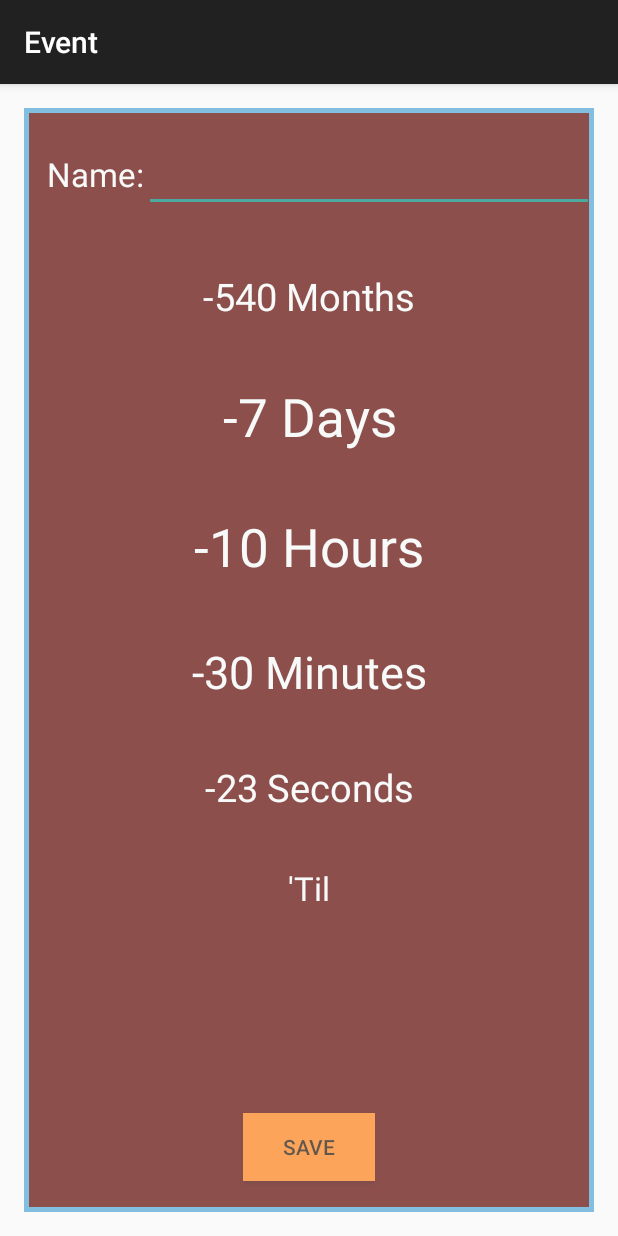
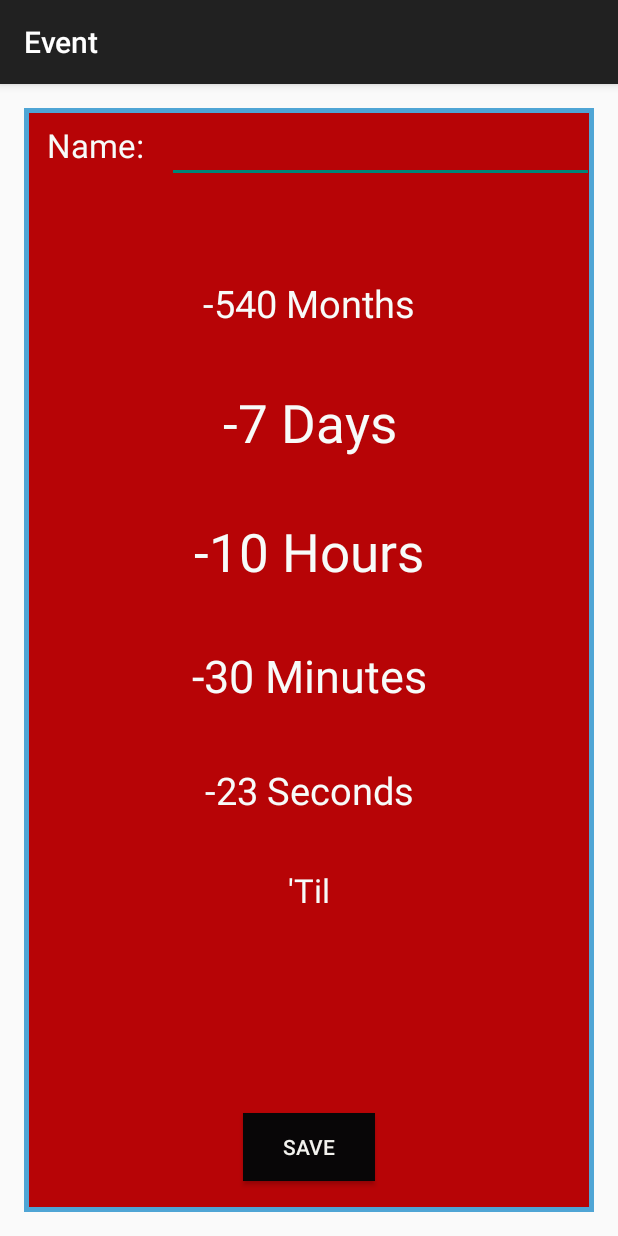
Before and after one commit to msavastano/HowLongTil, an Android app: the HowLongDetail screen opened directly, with no data from a screen before it, after a tap on "SAVE", on a phone screen of 412 x 824 dp. Run offline under Robolectric (Android 15) with nearby library versions, the phone set to English and light mode, and no system bars; 6 statements that could not run were skipped.

Commit message:
beta 4, UI colors, back button defect

```diff
--- a/app/build.gradle
+++ b/app/build.gradle
@@ -8,8 +8,8 @@ android {
         applicationId "com.mikesavastano.howlongtil"
         minSdkVersion 10
         targetSdkVersion 21
-        versionCode 1
-        versionName "1.0.0-beta"
+        versionCode 2
+        versionName "0.0.4-beta"
     }
     buildTypes {
         release {
--- a/app/src/main/java/com/mikesavastano/howlongtil/HowLongDetail.java
+++ b/app/src/main/java/com/mikesavastano/howlongtil/HowLongDetail.java
@@ -5,6 +5,7 @@ import android.os.Message;
 import android.support.v7.app.ActionBarActivity;
 import android.os.Bundle;
 import android.util.Log;
+import android.view.Gravity;
 import android.view.View;
 import android.widget.Button;
 import android.widget.EditText;
@@ -33,6 +34,7 @@ public class HowLongDetail extends ActionBarActivity {
     DateFormat usDateFormat = new SimpleDateFormat("MM/dd/yyyy");
     Thread thdA;
     Button saveButton;
+    Toast toast;
 
     Handler handler = new Handler() {
         /**
@@ -126,12 +128,14 @@ public class HowLongDetail extends ActionBarActivity {
         super.onRestart();
     }
 
+    public void saveEvent (View view) {
 
-    public void saveEvent (View view) {
         EditText EditNAME = (EditText) findViewById(R.id.nameEditText);
         String ename = EditNAME.getText().toString();
         if(ename.isEmpty()){
-            Toast.makeText(getApplicationContext(), R.string.fill_name_text, Toast.LENGTH_LONG).show();
+            toast = toast.makeText(getApplicationContext(), R.string.fill_name_text, Toast.LENGTH_LONG);
+            toast.setGravity(Gravity.CENTER,0,0);
+            toast.show();
         }else {
 
             MyDBHandler dbHandler = new MyDBHandler(this, null, null, 1);
@@ -151,7 +155,9 @@ public class HowLongDetail extends ActionBarActivity {
             }
             EventDate event = new EventDate(eventName, d);
             dbHandler.addEvent(event);
-            Toast.makeText(getApplicationContext(), R.string.saved_text, Toast.LENGTH_LONG).show();
+            toast = toast.makeText(getApplicationContext(), R.string.saved_text, Toast.LENGTH_LONG);
+            toast.setGravity(Gravity.CENTER,0,0);
+            toast.show();
         }
     }
 
--- a/app/src/main/res/drawable/textlines.xml
+++ b/app/src/main/res/drawable/textlines.xml
@@ -1,5 +1,5 @@
 <shape xmlns:android="http://schemas.android.com/apk/res/android" android:shape="rectangle" >
-    <solid android:color="#ff5e0601" />
+    <solid android:color="#ffb70406" />
     <stroke android:width="3dip"
         android:color="#4fa5d5"/>
 </shape>
--- a/app/src/main/res/layout/activity_how_long_detail.xml
+++ b/app/src/main/res/layout/activity_how_long_detail.xml
@@ -17,7 +17,7 @@
         android:id="@+id/linLayoutEventScreen"
         android:focusableInTouchMode="false"
 
-        android:alpha=".7">
+        >
 
         <RelativeLayout
 
@@ -31,21 +31,19 @@
                 android:textAppearance="?android:attr/textAppearanceLarge"
                 android:text="@string/name_text"
                 android:id="@+id/textViewName"
-                android:layout_centerVertical="true"
                 android:textColor="#fff7fbf9"
-                android:paddingLeft="15dp"
-                android:gravity="bottom" />
+                android:layout_alignBaseline="@+id/nameEditText"
+                android:padding="15dp" />
 
             <EditText
                 android:layout_width="match_parent"
                 android:layout_height="wrap_content"
                 android:id="@+id/nameEditText"
                 android:textAppearance="?android:attr/textAppearanceLarge"
-                android:layout_gravity="center"
                 android:layout_toRightOf="@+id/textViewName"
                 android:textColor="#fff7fbf9"
-                android:layout_centerVertical="true"
-                android:gravity="bottom" />
+                android:inputType="text" />
+
         </RelativeLayout>
 
         <TextView
@@ -137,12 +135,10 @@
                 android:id="@+id/saveButton"
                 android:padding="6dp"
                 android:onClick="saveEvent"
-                android:background="#ffff8018"
-
-                android:shadowColor="#ff9a924d"
+                android:background="#ff080607"
                 android:layout_centerVertical="true"
                 android:layout_centerHorizontal="true"
-                 />
+                android:textColor="#fff3f2ee" />
         </RelativeLayout>
 
     </LinearLayout>
--- a/app/src/main/res/layout/activity_saved_events.xml
+++ b/app/src/main/res/layout/activity_saved_events.xml
@@ -22,7 +22,6 @@
         android:layout_height="match_parent"
         android:id="@+id/listViewSavedEvents"
         android:layout_below="@+id/textViewSavedEventsTitle"
-        android:alpha=".7"
         android:padding="4dp"
         android:background="@drawable/textlines" />
 </RelativeLayout>
--- a/app/src/main/res/values/strings.xml
+++ b/app/src/main/res/values/strings.xml
@@ -14,7 +14,7 @@
     <string name="title_activity_saved_events">SavedEvents</string>
     <string name="name_text">Name:</string>
     <string name="thats_today_text">That is Today!</string>
-    <string name="thats_before_today_text">That has already happened!</string>
+    <string name="thats_before_today_text">That\'s already happened!</string>
     <string name="til_text">\'Til</string>
     <string name="deleted_text">Deleted Event</string>
     <string name="fill_name_text">Please fill out \'Name\'</string>
```
Also changed, not shown: app/src/main/java/com/mikesavastano/howlongtil/HowLongTIlMainActivity.java (+9 -2 lines), app/src/main/java/com/mikesavastano/howlongtil/SavedEvents.java (+13 -4 lines), app/src/main/res/layout/activity_how_long_til_main.xml (+4 -4 lines).
